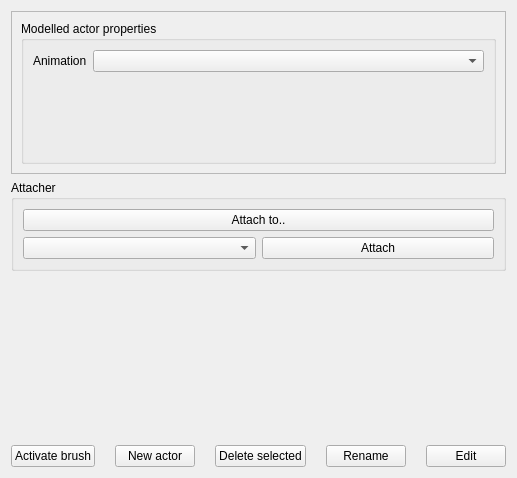
spiricn/Wt, file src/wte/ui/ActorEditTool.ui: the form before one commit.
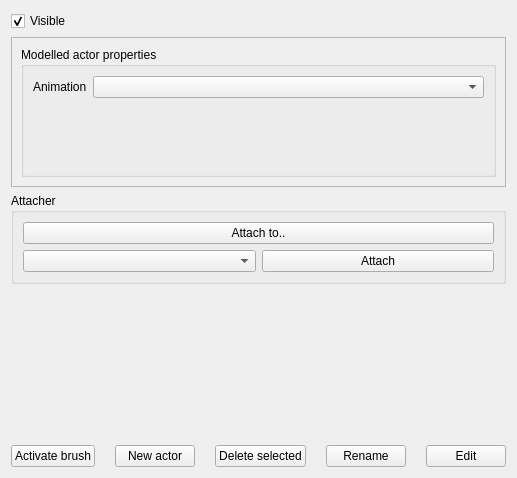
The form after the commit. Custom widgets are drawn as their Qt base class.

Commit message: Actor visibility toggle added in editor.

The edit to the form file:
```diff
--- a/src/wte/ui/ActorEditTool.ui
+++ b/src/wte/ui/ActorEditTool.ui
@@ -14,6 +14,16 @@
    <string>Dialog</string>
   </property>
   <layout class="QVBoxLayout" name="verticalLayout">
+   <item>
+    <widget class="QCheckBox" name="checkBox">
+     <property name="text">
+      <string>Visible</string>
+     </property>
+     <property name="checked">
+      <bool>true</bool>
+     </property>
+    </widget>
+   </item>
    <item>
     <widget class="QStackedWidget" name="stackedWidget">
      <property name="sizePolicy">
```
Left out of the diff: 47 changed lines with no effect on the pictures. The commit also changes 12 other files.
